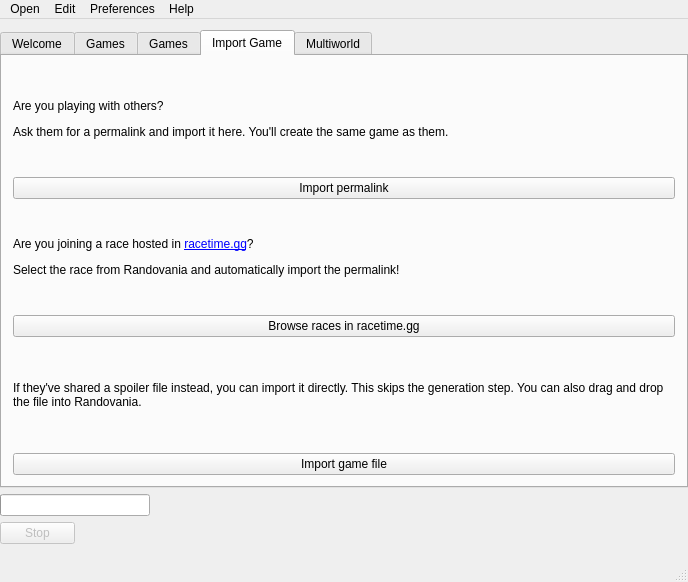
This is randovania/gui/ui_files/main_window.ui in randovania/randovania as Qt 5 draws it before an edit. The edited form follows.
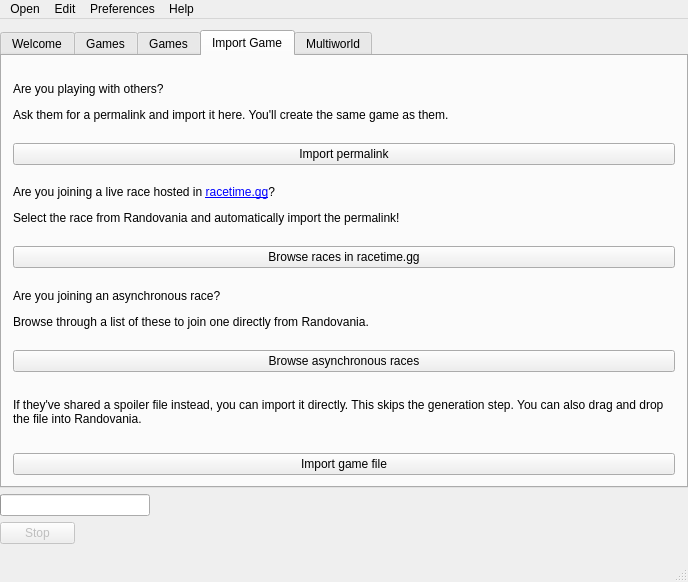
This is the edited form. The open tabs and pages were chosen to show the change. Custom widgets are drawn as their Qt base class.

Commit message: Add GUI for Async Race

Diff of the .ui file:
```diff
--- a/randovania/gui/ui_files/main_window.ui
+++ b/randovania/gui/ui_files/main_window.ui
@@ -262,7 +262,7 @@
         <item>
          <widget class="QLabel" name="browse_racetime_label">
           <property name="text">
-           <string>&lt;html&gt;&lt;head/&gt;&lt;body&gt;&lt;p&gt;Are you joining a race hosted in &lt;a href=&quot;https://racetime.gg/&quot;&gt;&lt;span style=&quot; text-decoration: underline; color:#0000ff;&quot;&gt;racetime.gg&lt;/span&gt;&lt;/a&gt;?&lt;/p&gt;&lt;p&gt;Select the race from Randovania and automatically import the permalink!&lt;/p&gt;&lt;/body&gt;&lt;/html&gt;</string>
+           <string>&lt;html&gt;&lt;head/&gt;&lt;body&gt;&lt;p&gt;Are you joining a live race hosted in &lt;a href=&quot;https://racetime.gg/&quot;&gt;&lt;span style=&quot; text-decoration: underline; color:#0000ff;&quot;&gt;racetime.gg&lt;/span&gt;&lt;/a&gt;?&lt;/p&gt;&lt;p&gt;Select the race from Randovania and automatically import the permalink!&lt;/p&gt;&lt;/body&gt;&lt;/html&gt;</string>
           </property>
           <property name="textFormat">
            <enum>Qt::AutoText</enum>
@@ -282,6 +282,23 @@
           </property>
          </widget>
         </item>
+        <item>
+         <widget class="QLabel" name="browse_async_races_label">
+          <property name="text">
+           <string>&lt;html&gt;&lt;head/&gt;&lt;body&gt;&lt;p&gt;Are you joining an asynchronous race?&lt;/p&gt;&lt;p&gt;Browse through a list of these to join one directly from Randovania.&lt;/p&gt;&lt;/body&gt;&lt;/html&gt;</string>
+          </property>
+          <property name="textFormat">
+           <enum>Qt::TextFormat::MarkdownText</enum>
+          </property>
+         </widget>
+        </item>
+        <item>
+         <widget class="QPushButton" name="browse_async_races_button">
+          <property name="text">
+           <string>Browse asynchronous races</string>
+          </property>
+         </widget>
+        </item>
         <item>
          <widget class="QLabel" name="import_game_file_label">
           <property name="text">
```
Left out of the diff: 34 changed lines with no effect on the pictures. The commit also changes 9 other files.
